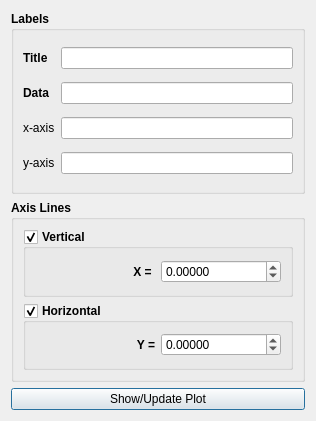
SCIInstitute/SCIRun, file src/Interface/Modules/Math/BasicPlotter.ui: the form before one commit.
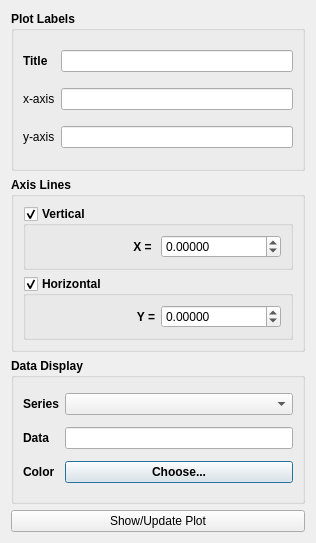
The form after the commit.

Patch:
```diff
--- a/src/Interface/Modules/Math/BasicPlotter.ui
+++ b/src/Interface/Modules/Math/BasicPlotter.ui
@@ -7,13 +7,13 @@
     <x>0</x>
     <y>0</y>
     <width>316</width>
-    <height>421</height>
+    <height>543</height>
    </rect>
   </property>
   <property name="minimumSize">
    <size>
     <width>316</width>
-    <height>421</height>
+    <height>543</height>
    </size>
   </property>
   <property name="windowTitle">
@@ -28,7 +28,7 @@
      <property name="minimumSize">
       <size>
        <width>0</width>
-       <height>132</height>
+       <height>160</height>
       </size>
      </property>
      <property name="font">
@@ -38,17 +38,17 @@
       </font>
      </property>
      <property name="title">
-      <string>Labels</string>
+      <string>Plot Labels</string>
      </property>
      <layout class="QGridLayout" name="gridLayout">
-      <item row="3" column="2">
+      <item row="4" column="2">
        <widget class="QLineEdit" name="yAxisLineEdit_">
         <property name="enabled">
          <bool>true</bool>
         </property>
        </widget>
       </item>
-      <item row="2" column="0">
+      <item row="3" column="0">
        <widget class="QLabel" name="label_2">
         <property name="font">
          <font>
@@ -61,7 +61,7 @@
         </property>
        </widget>
       </item>
-      <item row="3" column="0">
+      <item row="4" column="0">
        <widget class="QLabel" name="label_3">
         <property name="font">
          <font>
@@ -88,23 +88,13 @@
         </property>
        </widget>
       </item>
-      <item row="2" column="2">
+      <item row="3" column="2">
        <widget class="QLineEdit" name="xAxisLineEdit_">
         <property name="enabled">
          <bool>true</bool>
         </property>
        </widget>
       </item>
-      <item row="1" column="0">
-       <widget class="QLabel" name="label_4">
-        <property name="text">
-         <string>Data</string>
-        </property>
-       </widget>
-      </item>
-      <item row="1" column="2">
-       <widget class="QLineEdit" name="dataLineEdit_"/>
-      </item>
      </layout>
     </widget>
    </item>
@@ -217,6 +207,55 @@
      </layout>
     </widget>
    </item>
+   <item>
+    <widget class="QGroupBox" name="groupBox_3">
+     <property name="font">
+      <font>
+       <weight>75</weight>
+       <bold>true</bold>
+      </font>
+     </property>
+     <property name="title">
+      <string>Data Display</string>
+     </property>
+     <layout class="QGridLayout" name="gridLayout_4">
+      <item row="1" column="1">
+       <widget class="QLineEdit" name="dataLineEdit_"/>
+      </item>
+      <item row="0" column="1">
+       <widget class="QComboBox" name="dataSeriesComboBox_"/>
+      </item>
+      <item row="0" column="0">
+       <widget class="QLabel" name="label_6">
+        <property name="text">
+         <string>Series</string>
+        </property>
+       </widget>
+      </item>
+      <item row="1" column="0">
+       <widget class="QLabel" name="label_4">
+        <property name="text">
+         <string>Data</string>
+        </property>
+       </widget>
+      </item>
+      <item row="2" column="0">
+       <widget class="QLabel" name="label_5">
+        <property name="text">
+         <string>Color</string>
+        </property>
+       </widget>
+      </item>
+      <item row="2" column="1">
+       <widget class="QPushButton" name="dataColorPushButton_">
+        <property name="text">
+         <string>Choose...</string>
+        </property>
+       </widget>
+      </item>
+     </layout>
+    </widget>
+   </item>
    <item>
     <widget class="QPushButton" name="showPlotPushButton_">
      <property name="text">
```
